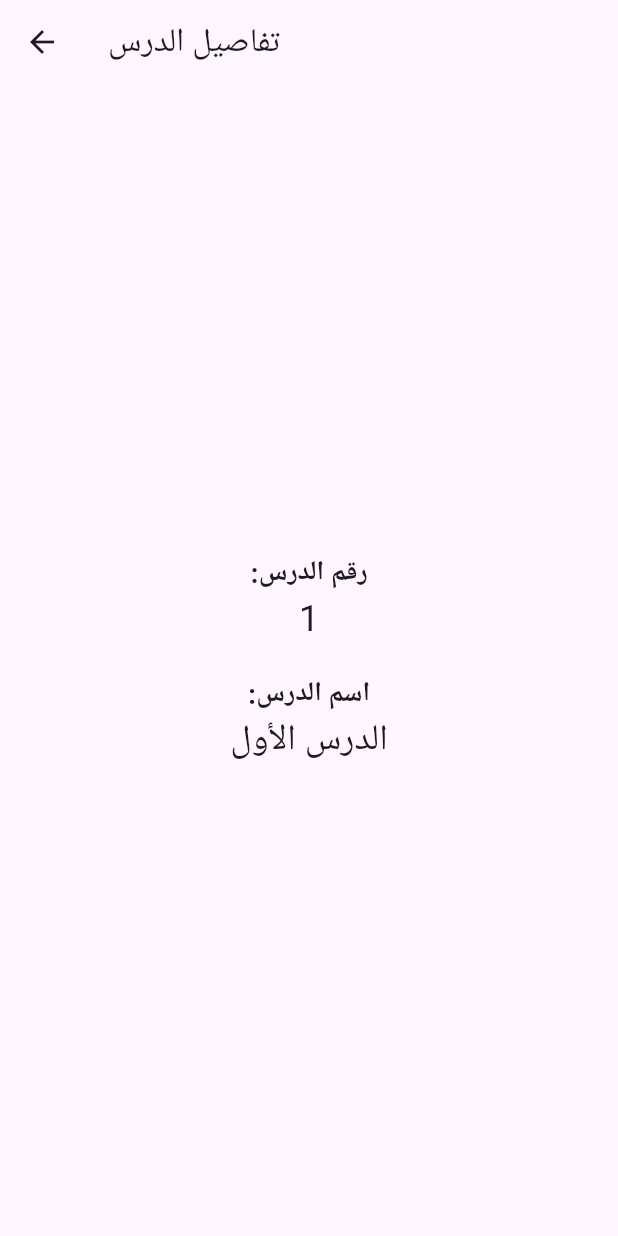
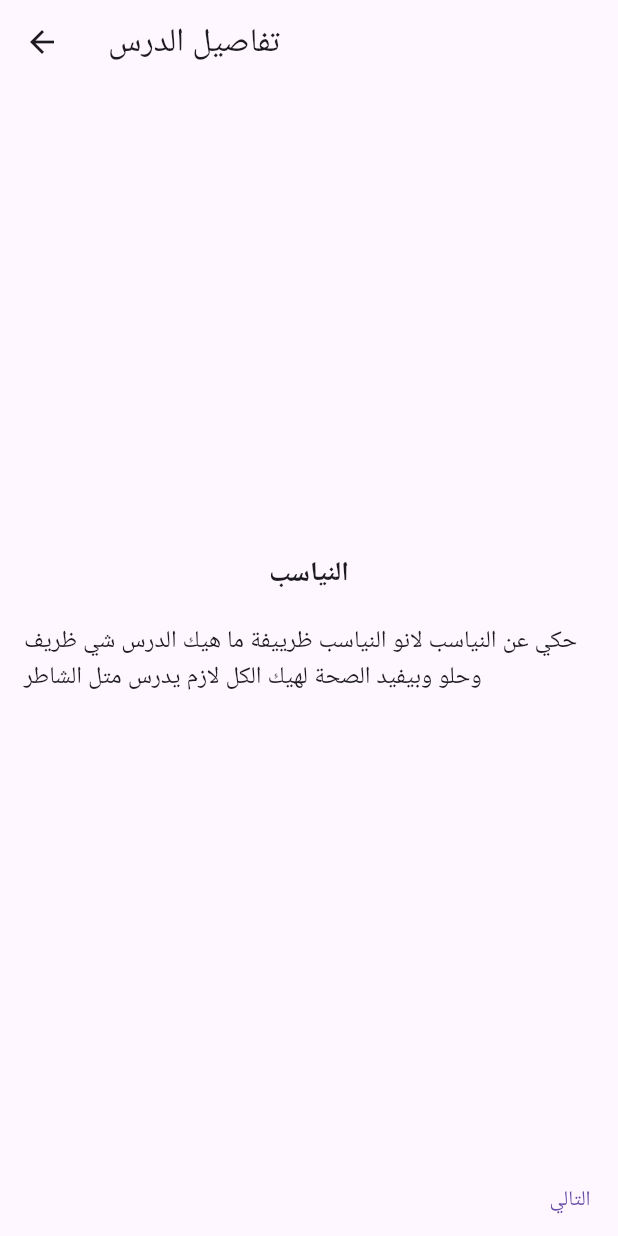
Before and after one commit to Kreatbox/learning_network, a Flutter app: the LessonsPage screen opened by its route, after a tap on "الدرس الأول", on a phone screen of 412 x 824 dp. Run offline on Flutter 3.47's test engine with Material 3 defaults, Android fonts, the light colour scheme and no system bars; our stand-ins replace sqflite, sqflite_common_ffi_web, youtube_player_iframe; accounts and stored records are empty.

Commit message:
زبطت داتابيز مبدأية للدروس ومشغل فيديوهات وهيك شغلات وشوي بشكل الصفحات

```diff
--- a/lib/database/database_helper.dart
+++ b/lib/database/database_helper.dart
@@ -54,7 +54,14 @@ class DatabaseHelper {
     await db.execute('''
     CREATE TABLE lessons (
         lesson_id INTEGER PRIMARY KEY AUTOINCREMENT,
-        lesson_name TEXT
+        lesson_name TEXT,
+        lesson_first_title TEXT,
+        lesson_first_content TEXT,
+        lesson_second_title TEXT,
+        lesson_second_content TEXT,
+        lesson_third_title TEXT,
+        lesson_third_content TEXT,
+        lesson_link TEXT
     )
     ''');
     await db.execute('''
@@ -81,10 +88,30 @@ class DatabaseHelper {
     ''');
 
     // إدراج بيانات عينة للدروس، الاختبارات، والأسئلة
-    await db.insert('lessons', {'lesson_name': 'الدرس الأول'});
+    await db.insert('lessons', {
+      'lesson_name': 'الدرس الأول',
+      'lesson_first_title': 'النياسب',
+      'lesson_first_content':
+          'حكي عن النياسب لانو النياسب ظرييفة ما هيك الدرس شي ظريف وحلو وبيفيد الصحة لهيك الكل لازم يدرس متل الشاطر',
+      'lesson_second_title': 'أهمية النياسب',
+      'lesson_second_content': 'مهمة كتير',
+      'lesson_third_title': 'ترتيب العمل',
+      'lesson_third_content': 'واحد بعدين 2 بعدين تالتة',
+      'lesson_link': 'https://www.youtube.com/watch?v=9ANSu9Cg-Bo'
+    });
+    await db.insert('lessons', {
+      'lesson_name': 'الدرس الثاني',
+      'lesson_first_title': 'السيمافور',
+      'lesson_first_content':
+          'حكي عن السمافور لانو السيمافور ظريف ما هيك الدرس شي ظريف وحلو وبيفيد الصحة لهيك الكل لازم يدرس متل الشاطر',
+      'lesson_second_title': 'شبعرفني',
+      'lesson_second_content': 'هي مثال كرمال نفهم شلون نشتغل',
+      'lesson_third_title': 'هي بدنا نحولها sql ونقعد نعبيها متل الحبابين',
+      'lesson_third_content': 'تماما متل العنوان >3',
+      'lesson_link': 'https://www.youtube.com/watch?v=9ANSu9Cg-Bo'
+    });
     await db
         .insert('tests', {'lesson_id': 1, 'test_name': 'إختبار الدرس الأول'});
-    await db.insert('lessons', {'lesson_name': 'الدرس الثاني'});
     await db
         .insert('tests', {'lesson_id': 2, 'test_name': 'إختبار الدرس الثاني'});
     await db.insert('questions', {
--- a/lib/layouts/lessons/lesson_details_page.dart
+++ b/lib/layouts/lessons/lesson_details_page.dart
@@ -1,11 +1,41 @@
 import 'package:flutter/material.dart';
+import 'package:youtube_player_iframe/youtube_player_iframe.dart';
 import '../../database/database_helper.dart';
 import '../../models/lessons/lesson_model.dart';
 
-class LessonDetailsPage extends StatelessWidget {
+class LessonDetailsPage extends StatefulWidget {
   final int lessonId;
 
   const LessonDetailsPage({required this.lessonId, Key? key}) : super(key: key);
+
+  @override
+  // ignore: library_private_types_in_public_api
+  _LessonDetailsPageState createState() => _LessonDetailsPageState();
+}
+
+class _LessonDetailsPageState extends State<LessonDetailsPage> {
+  late Future<Lesson> _lessonFuture;
+  int _currentStep = 0;
+  YoutubePlayerController? _youtubePlayerController;
+
+  @override
+  void initState() {
+    super.initState();
+    _lessonFuture = fetchLesson();
+  }
+
+  Future<Lesson> fetchLesson() async {
+    final dbHelper = DatabaseHelper();
+    Map<String, dynamic>? lessonMap =
+        await dbHelper.getLessonById(widget.lessonId);
+    return Lesson.fromJson(lessonMap!);
+  }
+
+  @override
+  void dispose() {
+    _youtubePlayerController?.close();
+    super.dispose();
+  }
 
   @override
   Widget build(BuildContext context) {
@@ -14,46 +44,52 @@ class LessonDetailsPage extends StatelessWidget {
         title: const Text('تفاصيل الدرس'),
       ),
       body: FutureBuilder<Lesson>(
-        future: fetchLesson(), // استدعاء دالة fetchLesson() لجلب بيانات الدرس
+        future: _lessonFuture,
         builder: (context, snapshot) {
           if (snapshot.connectionState == ConnectionState.waiting) {
-            // في حالة انتظار تحميل البيانات، عرض مؤشر التحميل
             return const Center(child: CircularProgressIndicator());
           } else if (snapshot.hasError) {
-            // في حالة حدوث خطأ أثناء جلب البيانات، عرض رسالة الخطأ
             return Center(child: Text('Error: ${snapshot.error}'));
           } else if (!snapshot.hasData || snapshot.data == null) {
-            // إذا لم تكن هناك بيانات متوفرة للدرس، عرض رسالة بدون بيانات
             return const Center(child: Text('لا يوجد بيانات للدرس'));
           } else {
-            // إذا تم جلب البيانات بنجاح، عرض تفاصيل الدرس
-            Lesson lesson = snapshot.data!; // استخدام البيانات المسترجعة
-            return Center(
-              child: Column(
+            Lesson lesson = snapshot.data!;
+            List<Widget> steps = [
+              _buildStep(lesson.lessonFirstTitle, lesson.lessonFirstContent),
+              _buildStep(lesson.lessonSecondTitle, lesson.lessonSecondContent),
+              _buildStep(lesson.lessonThirdTitle, lesson.lessonThirdContent),
+              _buildVideoPlayer(lesson.lessonLink),
+            ];
+            return Column(
               mainAxisAlignment: MainAxisAlignment.center,
               crossAxisAlignment: CrossAxisAlignment.center,
               children: [
-                  const Text(
-                    ':رقم الدرس', // عنوان الرقم التعريفي للدرس
-                    style:
-                        TextStyle(fontSize: 18.0, fontWeight: FontWeight.bold),
+                Expanded(child: steps[_currentStep]),
+                Row(
+                  mainAxisAlignment: MainAxisAlignment.spaceBetween,
+                  children: [
+                    if (_currentStep > 0)
+                      TextButton(
+                        onPressed: () {
+                          setState(() {
+                            _currentStep--;
+                          });
+                        },
+                        child: const Text('السابق'),
                       ),
-                  Text(
-                    lesson.lesson_id.toString(), // عرض الرقم التعريفي للدرس
-                    style: const TextStyle(fontSize: 24.0),
-                  ),
-                  const SizedBox(height: 20.0),
-                  const Text(
-                    ':اسم الدرس', // عنوان اسم الدرس
-                    style:
-                        TextStyle(fontSize: 18.0, fontWeight: FontWeight.bold),
-                  ),
-                  Text(
-                    lesson.lesson_name, // عرض اسم الدرس
-                    style: const TextStyle(fontSize: 24.0),
+                    const Spacer(), // Adds space between the buttons to push the next button to the right
+                    if (_currentStep < steps.length - 1)
+                      TextButton(
+                        onPressed: () {
+                          setState(() {
+                            _currentStep++;
+                          });
+                        },
+                        child: const Text('التالي'),
                       ),
                   ],
                 ),
+              ],
             );
           }
         },
@@ -61,11 +97,62 @@ class LessonDetailsPage extends StatelessWidget {
     );
   }
 
-  // دالة لجلب بيانات الدرس من قاعدة البيانات باستخدام معرف الدرس
-  Future<Lesson> fetchLesson() async {
-    final dbHelper = DatabaseHelper();
-    Map<String, dynamic>? lessonMap = await dbHelper.getLessonById(lessonId);
-    return Lesson.fromJson(
-        lessonMap!); // تحويل البيانات المسترجعة إلى كائن من نوع Lesson
+  Widget _buildStep(String title, String content) {
+    return Padding(
+      padding: const EdgeInsets.all(16.0),
+      child: Column(
+        mainAxisAlignment: MainAxisAlignment.center,
+        crossAxisAlignment: CrossAxisAlignment.center,
+        children: [
+          Text(
+            title,
+            style: const TextStyle(fontSize: 18.0, fontWeight: FontWeight.bold),
+          ),
+          const SizedBox(height: 20.0),
+          Text(
+            content,
+            style: const TextStyle(fontSize: 16.0),
+          ),
+        ],
+      ),
+    );
+  }
+
+  Widget _buildVideoPlayer(String videoUrl) {
+    final videoId = convertUrlToId(videoUrl);
+    if (videoId == null) {
+      return const Center(child: Text('رابط الفيديو غير صالح'));
+    }
+
+    final controller = YoutubePlayerController.fromVideoId(
+      videoId: videoId,
+      autoPlay: false,
+      params: const YoutubePlayerParams(
+        showControls: true,
+        showFullscreenButton: true,
+      ),
+    );
+
+    return Center(
+      child: AspectRatio(
+        aspectRatio: 16 / 9, // Normal video size aspect ratio
+        child: YoutubePlayer(
+          controller: controller,
+          aspectRatio: 16 / 9,
+        ),
+      ),
+    );
+  }
+
+  String? convertUrlToId(String url) {
+    final uri = Uri.parse(url);
+    if (uri.host.contains('youtube.com') || uri.host.contains('youtu.be')) {
+      if (uri.host.contains('youtube.com')) {
+        return uri.queryParameters['v'];
+      } else if (uri.host.contains('youtu.be')) {
+        return uri.pathSegments.first;
       }
     }
+    return null;
+  }
+}
--- a/lib/layouts/lessons/lessons_page.dart
+++ b/lib/layouts/lessons/lessons_page.dart
@@ -53,7 +53,7 @@ class LessonsPage extends StatelessWidget {
                         child: ListTile(
                           title: Center(
                             child: Text(
-                              lessons[index].lesson_name,
+                              lessons[index].lessonName,
                               style: const TextStyle(
                                   fontSize: 18.0, fontWeight: FontWeight.bold),
                             ),
@@ -64,7 +64,7 @@ class LessonsPage extends StatelessWidget {
                               context,
                               MaterialPageRoute(
                                 builder: (context) => LessonDetailsPage(
-                                    lessonId: lessons[index].lesson_id),
+                                    lessonId: lessons[index].lessonId),
                               ),
                             );
                           },
--- a/lib/main.dart
+++ b/lib/main.dart
@@ -39,6 +39,9 @@ class HomePage extends StatelessWidget {
         title: const Text("تطبيق تبسيط تعليم برمجة التطبيقات الشبكية"),
         leading: const Icon(Icons.menu),
         actions: [IconButton(onPressed: () {}, icon: const Icon(Icons.logout))],
+        elevation: 0,
+        backgroundColor: Colors.blue,
+        centerTitle: true,
       ),
       body: Stack(
         children: [
--- a/lib/models/lessons/lesson_model.dart
+++ b/lib/models/lessons/lesson_model.dart
@@ -1,16 +1,53 @@
-// ignore_for_file: non_constant_identifier_names
+class Lesson {
+  final int lessonId;
+  final String lessonName;
+  final String lessonFirstTitle;
+  final String lessonFirstContent;
+  final String lessonSecondTitle;
+  final String lessonSecondContent;
+  final String lessonThirdTitle;
+  final String lessonThirdContent;
+  final String lessonLink;
 
-class Lesson {
-  final int lesson_id;
-  final String lesson_name;
+  Lesson({
+    required this.lessonId,
+    required this.lessonName,
+    required this.lessonFirstTitle,
+    required this.lessonFirstContent,
+    required this.lessonSecondTitle,
+    required this.lessonSecondContent,
+    required this.lessonThirdTitle,
+    required this.lessonThirdContent,
+    required this.lessonLink,
+  });
 
-  Lesson({required this.lesson_id, required this.lesson_name});
-
-  // إنشاء كائن Lesson من JSON
+  // دالة لتحويل البيانات من JSON إلى كائن درس
   factory Lesson.fromJson(Map<String, dynamic> json) {
     return Lesson(
-      lesson_id: json['lesson_id'],
-      lesson_name: json['lesson_name'],
+      lessonId: json['lesson_id'],
+      lessonName: json['lesson_name'],
+      lessonFirstTitle: json['lesson_first_title'],
+      lessonFirstContent: json['lesson_first_content'],
+      lessonSecondTitle: json['lesson_second_title'],
+      lessonSecondContent: json['lesson_second_content'],
+      lessonThirdTitle: json['lesson_third_title'],
+      lessonThirdContent: json['lesson_third_content'],
+      lessonLink: json['lesson_link'],
     );
   }
+
+  // دالة لتحويل كائن درس إلى JSON
+  Map<String, dynamic> toJson() {
+    return {
+      'lesson_id': lessonId,
+      'lesson_name': lessonName,
+      'lesson_first_title': lessonFirstTitle,
+      'lesson_first_content': lessonFirstContent,
+      'lesson_second_title': lessonSecondTitle,
+      'lesson_second_content': lessonSecondContent,
+      'lesson_third_title': lessonThirdTitle,
+      'lesson_third_content': lessonThirdContent,
+      'lesson_link': lessonLink,
+    };
+  }
 }
```
Also changed, not shown: lib/layouts/tests/questions_page.dart (+7 -6 lines), lib/layouts/tests/score_page.dart (+48 -16 lines), lib/layouts/tests/tests_page.dart (+13 -14 lines), pubspec.yaml (+4 -3 lines), pubspec.lock, 7 other files. Lines whose indentation alone changed are shown as unchanged.
